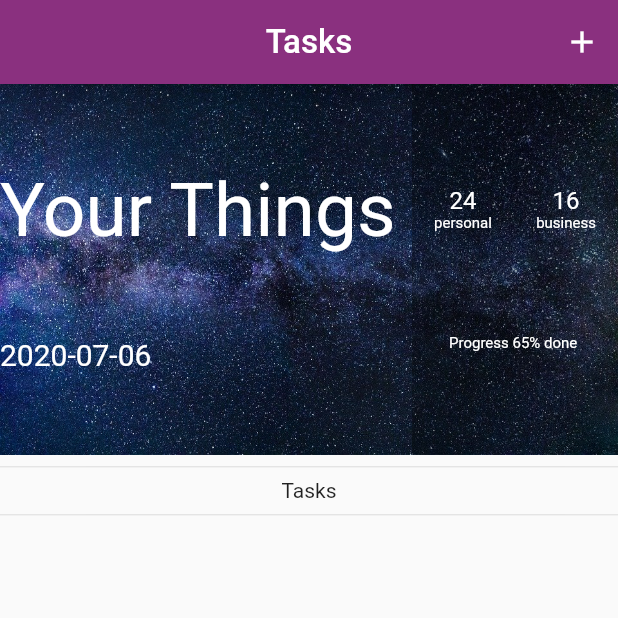
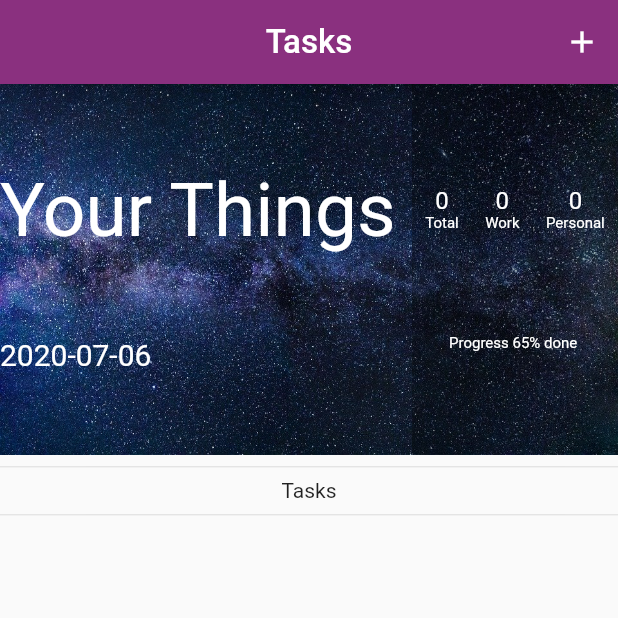
Before and after one commit to duxton/Aide, a Flutter app: the ViewTask screen opened directly, on a phone screen of 412 x 824 dp, the top half of it. Run offline on Flutter 3.47's test engine with Material 2 defaults, Android fonts, the phone set to English and light mode, and no system bars; our stand-ins replace carousel_slider, cloud_firestore, firebase_storage, flutter_colorpicker, flutter_slidable, flutter_speed_dial and 3 more; missing offline and left inert: flutter_rounded_date_picker; accounts and stored records are empty.

Commit message:
pushtotal task

```diff
--- a/AideApp/lib/Screens/TodoList/edit-task.dart
+++ b/AideApp/lib/Screens/TodoList/edit-task.dart
@@ -233,7 +233,7 @@ class _EditTaskState extends State<EditTask> {
               ),
               Expanded(
                 flex: 1,
-                child: customButton( // TODO:: Add location or current location MON
+                child: customButton( // TODO:: Add location or current location TUE
                   'Add location',
                   () {},
                   Icons.location_on,
--- a/AideApp/lib/Screens/TodoList/task-details.dart
+++ b/AideApp/lib/Screens/TodoList/task-details.dart
@@ -350,7 +350,7 @@ class _TaskDetailsState extends State<TaskDetails>
                       color: Colors.black),
                 ),
                 Text(
-                  description, // TODO:: Change this to location once GeoLocation functions is implemented MON
+                  description, // TODO:: Change this to location once GeoLocation functions is implemented TUE
                   style: TextStyle(
                     fontWeight: FontWeight.w500,
                     color: Colors.black,
@@ -546,7 +546,7 @@ class _TaskDetailsState extends State<TaskDetails>
       width: MediaQuery.of(context).size.width * 0.8,
       child: SwitchListTile(
         title: Text(
-            'Notify Me'), // TODO:: Implement function if user pressed it, it will remind user 30 minutes before the time MON
+            'Notify Me'), // TODO:: Implement function if user pressed it, it will remind user 30 minutes before the time TUE
         value: isSwitched,
         onChanged: (bool value) {
           setState(() {
--- a/AideApp/lib/Screens/TodoList/view-task.dart
+++ b/AideApp/lib/Screens/TodoList/view-task.dart
@@ -16,6 +16,62 @@ class ViewTask extends StatefulWidget {
 
 DateTime now = DateTime.now();
 String formattedDate = DateFormat('yyyy-MM-dd').format(now);
+
+class _ViewTaskState extends State<ViewTask> {
+  final String currentUserId = currentUser?.id;
+  final String name;
+  final String location;
+  final Timestamp timestamp;
+  final String ownerId;
+  final String taskId;
+  final Timestamp date;
+
+  _ViewTaskState({
+    this.name,
+    this.location,
+    this.timestamp,
+    this.ownerId,
+    this.taskId,
+    this.date,
+  });
+
+  int totalTask = 0;
+  int totalColourTask = 0;
+  bool isWaiting = true;
+
+  @override
+  void initState() {
+    super.initState();
+    checkIfCompletedOrNot();
+    getTotalTask();
+  }
+
+  getTotalTask() async {
+    QuerySnapshot snapshot = await tasksRef
+        .document(currentUser.id)
+        .collection('userTasks')
+        .getDocuments();
+
+    setState(() {
+      isWaiting = false;
+      totalTask = snapshot.documents.length;
+    });
+  }
+
+  getTaskByColor() async {
+    //* * Think if this is necessaries
+    QuerySnapshot snapshot = await tasksRef
+        .document(currentUser.id)
+        .collection('userTasks')
+        .where("colour",
+            isEqualTo: "MaterialColor(primary value: Color(0xff03a9f4))")
+        .getDocuments();
+
+    setState(() {
+      isWaiting = false;
+      totalColourTask = snapshot.documents.length;
+    });
+  }
 
   progressTrack(context) {
     return new Center(
@@ -92,10 +148,12 @@ noOfTasks() {
               mainAxisAlignment: MainAxisAlignment.spaceAround,
               crossAxisAlignment: CrossAxisAlignment.center,
               children: <Widget>[
-              taskNo('24', 'personal'), // TODO:: Total Task Caculation  TMR
-              taskNo('16',
-                  'business'), // TODO:: Total Task different categories Caculation  TMR
-              //TODO:: Create a category button  TMR
+                taskNo(isWaiting ? '??' : totalTask.toString(),
+                    'Total'), // TODO:: Total Task Caculation
+                taskNo(isWaiting ? '??' : totalTask.toString(), 'Work'),
+                taskNo(totalColourTask.toString(),
+                    'Personal'), // TODO:: Total Task by different colour Caculation  TDY
+                //* *  Think of it more before deciding what to put here
               ],
             ),
             Text(
@@ -106,30 +164,6 @@ noOfTasks() {
         ),
       ),
     );
-}
-
-class _ViewTaskState extends State<ViewTask> {
-  final String currentUserId = currentUser?.id;
-  final String name;
-  final String location;
-  final Timestamp timestamp;
-  final String ownerId;
-  final String taskId;
-  final Timestamp date;
-
-  _ViewTaskState({
-    this.name,
-    this.location,
-    this.timestamp,
-    this.ownerId,
-    this.taskId,
-    this.date,
-  });
-
-  @override
-  void initState() {
-    super.initState();
-    checkIfCompletedOrNot();
   }
 
   bool isCompleted = false;
@@ -147,15 +181,15 @@ class _ViewTaskState extends State<ViewTask> {
         stream: tasksRef
             .document(currentUserId)
             .collection('userTasks')
-            .orderBy("date", descending: false)
+            .orderBy("date", descending: true)
             //  .where("isCompleted", isEqualTo: false)
             .snapshots(),
         builder: (context, snapshot) {
-          if (!snapshot.hasData && isCompleted) {
+          if (!snapshot.hasData) {
             return circularProgress();
           }
           List<Tasks> tasks = [];
-          //  var isEmpty = tasks.isEmpty;// TODO:: Check if all tasks isCompleted to true; TMR
+          //  var isEmpty = tasks.isEmpty;// TODO:: Check if all tasks isCompleted to true; TDY
           //* Use index on firestore
           snapshot.data.documents.forEach((doc) {
             tasks.add(Tasks.fromDocument(doc));
```
Also changed, not shown: 1 other file. Lines whose indentation alone changed are shown as unchanged.
